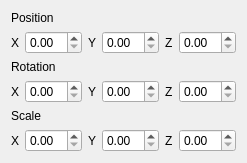
This is SuSto-Engine-QT/transform.ui in SimonStoyanov/SuSto-Engine-QT as Qt 5 draws it before an edit. The edited form follows.
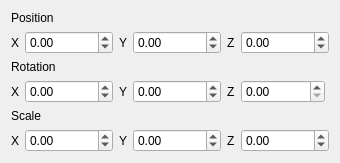
This is the edited form.

Commit message: Working on component transform and shape

```diff
--- a/SuSto-Engine-QT/transform.ui
+++ b/SuSto-Engine-QT/transform.ui
@@ -34,7 +34,14 @@
       </widget>
      </item>
      <item>
-      <widget class="QDoubleSpinBox" name="posx"/>
+      <widget class="QDoubleSpinBox" name="posx">
+       <property name="minimum">
+        <double>-99999999999999.000000000000000</double>
+       </property>
+       <property name="maximum">
+        <double>99999999999999.000000000000000</double>
+       </property>
+      </widget>
      </item>
      <item>
       <widget class="QLabel" name="py_txt">
@@ -44,7 +51,14 @@
       </widget>
      </item>
      <item>
-      <widget class="QDoubleSpinBox" name="posy"/>
+      <widget class="QDoubleSpinBox" name="posy">
+       <property name="minimum">
+        <double>-99999999999999.000000000000000</double>
+       </property>
+       <property name="maximum">
+        <double>99999999999999.000000000000000</double>
+       </property>
+      </widget>
      </item>
      <item>
       <widget class="QLabel" name="pz_txt">
@@ -54,7 +68,14 @@
       </widget>
      </item>
      <item>
-      <widget class="QDoubleSpinBox" name="posz"/>
+      <widget class="QDoubleSpinBox" name="posz">
+       <property name="minimum">
+        <double>-99999999999999.000000000000000</double>
+       </property>
+       <property name="maximum">
+        <double>99999999999999.000000000000000</double>
+       </property>
+      </widget>
      </item>
      <item>
       <spacer name="horizontalSpacer">
@@ -94,7 +115,14 @@
       </widget>
      </item>
      <item>
-      <widget class="QDoubleSpinBox" name="rotx"/>
+      <widget class="QDoubleSpinBox" name="rotx">
+       <property name="minimum">
+        <double>-99999999999999.000000000000000</double>
+       </property>
+       <property name="maximum">
+        <double>99999999999999.000000000000000</double>
+       </property>
+      </widget>
      </item>
      <item>
       <widget class="QLabel" name="ry_txt">
@@ -104,7 +132,14 @@
       </widget>
      </item>
      <item>
-      <widget class="QDoubleSpinBox" name="roty"/>
+      <widget class="QDoubleSpinBox" name="roty">
+       <property name="minimum">
+        <double>-99999999999999.000000000000000</double>
+       </property>
+       <property name="maximum">
+        <double>99999999999999.000000000000000</double>
+       </property>
+      </widget>
      </item>
      <item>
       <widget class="QLabel" name="rz_txt">
@@ -114,7 +149,14 @@
       </widget>
      </item>
      <item>
-      <widget class="QDoubleSpinBox" name="rotz"/>
+      <widget class="QDoubleSpinBox" name="rotz">
+       <property name="maximum">
+        <double>99999999999999.000000000000000</double>
+       </property>
+       <property name="value">
+        <double>0.000000000000000</double>
+       </property>
+      </widget>
      </item>
      <item>
       <spacer name="horizontalSpacer_2">
@@ -154,7 +196,14 @@
       </widget>
      </item>
      <item>
-      <widget class="QDoubleSpinBox" name="sclx"/>
+      <widget class="QDoubleSpinBox" name="sclx">
+       <property name="minimum">
+        <double>-99999999999999.000000000000000</double>
+       </property>
+       <property name="maximum">
+        <double>99999999999999.000000000000000</double>
+       </property>
+      </widget>
      </item>
      <item>
       <widget class="QLabel" name="xy_txt">
@@ -164,7 +213,14 @@
       </widget>
      </item>
      <item>
-      <widget class="QDoubleSpinBox" name="scly"/>
+      <widget class="QDoubleSpinBox" name="scly">
+       <property name="minimum">
+        <double>-99999999999999.000000000000000</double>
+       </property>
+       <property name="maximum">
+        <double>99999999999999.000000000000000</double>
+       </property>
+      </widget>
      </item>
      <item>
       <widget class="QLabel" name="sz_txt">
@@ -174,7 +230,14 @@
       </widget>
      </item>
      <item>
-      <widget class="QDoubleSpinBox" name="sclz"/>
+      <widget class="QDoubleSpinBox" name="sclz">
+       <property name="minimum">
+        <double>-99999999999999.000000000000000</double>
+       </property>
+       <property name="maximum">
+        <double>99999999999999.000000000000000</double>
+       </property>
+      </widget>
      </item>
      <item>
       <spacer name="horizontalSpacer_3">
```
The commit also changes 16 other files.
